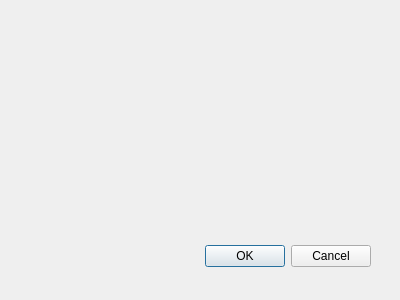
This is autopricedialog.ui in ericsium/poe-qt-regex-editor as Qt 5 draws it before an edit. The edited form follows.
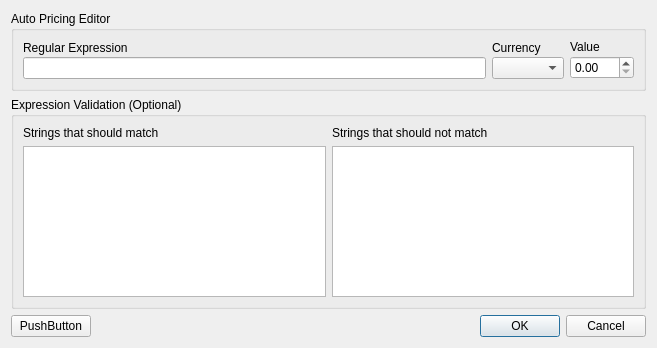
This is the edited form.

Commit message: Hash out autopricedialog layout, cleanup

```diff
--- a/autopricedialog.ui
+++ b/autopricedialog.ui
@@ -8,29 +8,150 @@
    <rect>
     <x>0</x>
     <y>0</y>
-    <width>400</width>
-    <height>300</height>
+    <width>657</width>
+    <height>348</height>
    </rect>
   </property>
   <property name="windowTitle">
    <string>Dialog</string>
   </property>
-  <widget class="QDialogButtonBox" name="buttonBox">
-   <property name="geometry">
-    <rect>
-     <x>30</x>
-     <y>240</y>
-     <width>341</width>
-     <height>32</height>
-    </rect>
-   </property>
-   <property name="orientation">
-    <enum>Qt::Horizontal</enum>
-   </property>
-   <property name="standardButtons">
-    <set>QDialogButtonBox::Cancel|QDialogButtonBox::Ok</set>
-   </property>
-  </widget>
+  <layout class="QVBoxLayout" name="verticalLayout_6">
+   <item>
+    <widget class="QGroupBox" name="groupBox_2">
+     <property name="title">
+      <string>Auto Pricing Editor</string>
+     </property>
+     <layout class="QHBoxLayout" name="horizontalLayout_2">
+      <item>
+       <layout class="QVBoxLayout" name="verticalLayout_3">
+        <property name="spacing">
+         <number>2</number>
+        </property>
+        <item>
+         <widget class="QLabel" name="label">
+          <property name="text">
+           <string>Regular Expression</string>
+          </property>
+         </widget>
+        </item>
+        <item>
+         <widget class="QLineEdit" name="lineEdit"/>
+        </item>
+       </layout>
+      </item>
+      <item>
+       <layout class="QVBoxLayout" name="verticalLayout_4">
+        <property name="spacing">
+         <number>2</number>
+        </property>
+        <item>
+         <widget class="QLabel" name="label_4">
+          <property name="text">
+           <string>Currency</string>
+          </property>
+         </widget>
+        </item>
+        <item>
+         <widget class="QComboBox" name="comboBox"/>
+        </item>
+       </layout>
+      </item>
+      <item>
+       <layout class="QVBoxLayout" name="verticalLayout_5">
+        <property name="spacing">
+         <number>2</number>
+        </property>
+        <item>
+         <widget class="QLabel" name="label_5">
+          <property name="text">
+           <string>Value</string>
+          </property>
+         </widget>
+        </item>
+        <item>
+         <widget class="QDoubleSpinBox" name="doubleSpinBox">
+          <property name="maximum">
+           <double>999.990000000000009</double>
+          </property>
+         </widget>
+        </item>
+       </layout>
+      </item>
+     </layout>
+    </widget>
+   </item>
+   <item>
+    <widget class="QGroupBox" name="groupBox">
+     <property name="title">
+      <string>Expression Validation (Optional)</string>
+     </property>
+     <layout class="QHBoxLayout" name="horizontalLayout">
+      <item>
+       <layout class="QVBoxLayout" name="verticalLayout">
+        <item>
+         <widget class="QLabel" name="label_2">
+          <property name="text">
+           <string>Strings that should match</string>
+          </property>
+         </widget>
+        </item>
+        <item>
+         <widget class="QListWidget" name="listWidget"/>
+        </item>
+       </layout>
+      </item>
+      <item>
+       <layout class="QVBoxLayout" name="verticalLayout_2">
+        <item>
+         <widget class="QLabel" name="label_3">
+          <property name="text">
+           <string>Strings that should not match</string>
+          </property>
+         </widget>
+        </item>
+        <item>
+         <widget class="QListWidget" name="listWidget_2"/>
+        </item>
+       </layout>
+      </item>
+     </layout>
+    </widget>
+   </item>
+   <item>
+    <layout class="QHBoxLayout" name="horizontalLayout_3">
+     <item>
+      <widget class="QPushButton" name="pushButton">
+       <property name="text">
+        <string>PushButton</string>
+       </property>
+      </widget>
+     </item>
+     <item>
+      <spacer name="horizontalSpacer">
+       <property name="orientation">
+        <enum>Qt::Horizontal</enum>
+       </property>
+       <property name="sizeHint" stdset="0">
+        <size>
+         <width>178</width>
+         <height>20</height>
+        </size>
+       </property>
+      </spacer>
+     </item>
+     <item>
+      <widget class="QDialogButtonBox" name="buttonBox">
+       <property name="orientation">
+        <enum>Qt::Horizontal</enum>
+       </property>
+       <property name="standardButtons">
+        <set>QDialogButtonBox::Cancel|QDialogButtonBox::Ok</set>
+       </property>
+      </widget>
+     </item>
+    </layout>
+   </item>
+  </layout>
  </widget>
  <pixmapfunction/>
  <resources/>
```
Left out of the diff: 5 changed lines with no effect on the pictures. The commit also changes 12 other files.
